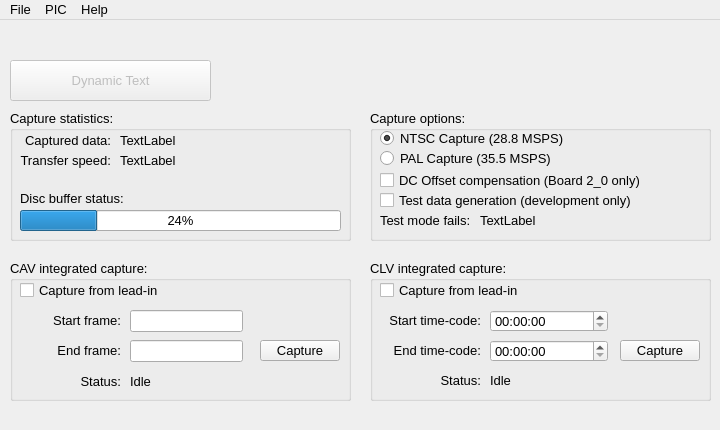
This is Linux-Application/DomesdayDuplicator/mainwindow.ui in simoninns/DomesdayDuplicator-gui-app as Qt 5 draws it before an edit. The edited form follows.
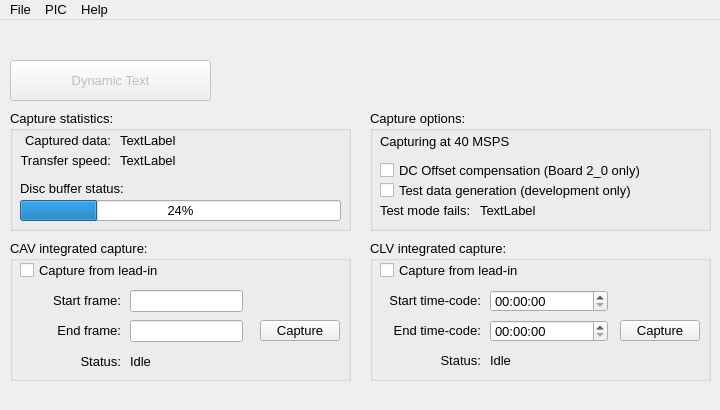
This is the edited form. Icons and pictures are not drawn.

Commit message:
GUI: Fixed sampling rate to 40MSPS. Added support for 4800bps PIC. Added support for Pioneer CLD-V2800
Fixes issue #13
Fixes issue #16

Diff of the .ui file:
```diff
--- a/Linux-Application/DomesdayDuplicator/mainwindow.ui
+++ b/Linux-Application/DomesdayDuplicator/mainwindow.ui
@@ -7,7 +7,7 @@
     <x>0</x>
     <y>0</y>
     <width>720</width>
-    <height>430</height>
+    <height>410</height>
    </rect>
   </property>
   <property name="sizePolicy">
@@ -19,13 +19,13 @@
   <property name="minimumSize">
    <size>
     <width>720</width>
-    <height>430</height>
+    <height>410</height>
    </size>
   </property>
   <property name="maximumSize">
    <size>
     <width>720</width>
-    <height>430</height>
+    <height>410</height>
    </size>
   </property>
   <property name="font">
@@ -43,7 +43,7 @@
       <x>10</x>
       <y>90</y>
       <width>341</width>
-      <height>131</height>
+      <height>121</height>
      </rect>
     </property>
     <property name="title">
@@ -111,7 +111,7 @@
      <property name="geometry">
       <rect>
        <x>10</x>
-       <y>100</y>
+       <y>90</y>
        <width>321</width>
        <height>21</height>
       </rect>
@@ -124,7 +124,7 @@
      <property name="geometry">
       <rect>
        <x>10</x>
-       <y>80</y>
+       <y>70</y>
        <width>111</width>
        <height>16</height>
       </rect>
@@ -140,7 +140,7 @@
       <x>370</x>
       <y>90</y>
       <width>341</width>
-      <height>131</height>
+      <height>121</height>
      </rect>
     </property>
     <property name="title">
@@ -150,7 +150,7 @@
      <property name="geometry">
       <rect>
        <x>10</x>
-       <y>80</y>
+       <y>70</y>
        <width>321</width>
        <height>21</height>
       </rect>
@@ -163,7 +163,7 @@
      <property name="geometry">
       <rect>
        <x>10</x>
-       <y>100</y>
+       <y>90</y>
        <width>101</width>
        <height>20</height>
       </rect>
@@ -179,7 +179,7 @@
      <property name="geometry">
       <rect>
        <x>110</x>
-       <y>100</y>
+       <y>90</y>
        <width>221</width>
        <height>20</height>
       </rect>
@@ -188,40 +188,11 @@
       <string>TextLabel</string>
      </property>
     </widget>
-    <widget class="QRadioButton" name="ntscRadioButton">
-     <property name="geometry">
-      <rect>
-       <x>10</x>
-       <y>20</y>
-       <width>321</width>
-       <height>16</height>
-      </rect>
-     </property>
-     <property name="text">
-      <string>NTSC Capture (28.8 MSPS)</string>
-     </property>
-     <property name="checked">
-      <bool>true</bool>
-     </property>
-    </widget>
-    <widget class="QRadioButton" name="palRadioButton">
-     <property name="geometry">
-      <rect>
-       <x>10</x>
-       <y>40</y>
-       <width>321</width>
-       <height>16</height>
-      </rect>
-     </property>
-     <property name="text">
-      <string>PAL Capture (35.5 MSPS)</string>
-     </property>
-    </widget>
     <widget class="QCheckBox" name="dcOffsetCheckBox">
      <property name="geometry">
       <rect>
        <x>10</x>
-       <y>60</y>
+       <y>50</y>
        <width>321</width>
        <height>20</height>
       </rect>
@@ -230,12 +201,25 @@
       <string>DC Offset compensation (Board 2_0 only)</string>
      </property>
     </widget>
+    <widget class="QLabel" name="statucLabel4">
+     <property name="geometry">
+      <rect>
+       <x>10</x>
+       <y>21</y>
+       <width>321</width>
+       <height>20</height>
+      </rect>
+     </property>
+     <property name="text">
+      <string>Capturing at 40 MSPS</string>
+     </property>
+    </widget>
    </widget>
    <widget class="QGroupBox" name="cavIntegratedCaptureGroupBox">
     <property name="geometry">
      <rect>
       <x>10</x>
-      <y>240</y>
+      <y>220</y>
       <width>341</width>
       <height>141</height>
      </rect>
@@ -355,7 +339,7 @@
     <property name="geometry">
      <rect>
       <x>370</x>
-      <y>240</y>
+      <y>220</y>
       <width>341</width>
       <height>141</height>
      </rect>
```
The commit also changes 4 other files.
